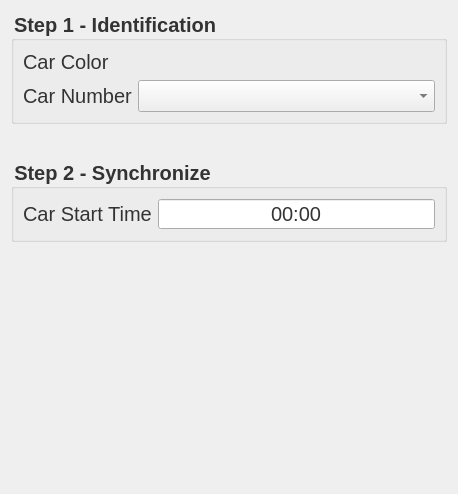
Old version of the form widgets/GPSForm.ui in the repository bluemellophone/gzc-client.
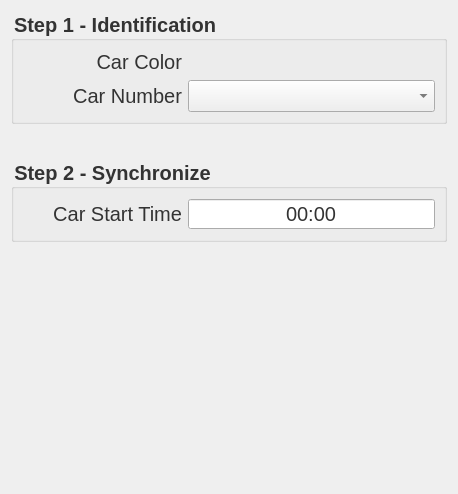
New version of the form.

What changed in the file:
```diff
--- a/widgets/GPSForm.ui
+++ b/widgets/GPSForm.ui
@@ -51,16 +51,34 @@
         </item>
         <item row="1" column="0">
          <widget class="QLabel" name="numer_label">
+          <property name="minimumSize">
+           <size>
+            <width>159</width>
+            <height>0</height>
+           </size>
+          </property>
           <property name="text">
            <string>Car Number</string>
           </property>
+          <property name="alignment">
+           <set>Qt::AlignRight|Qt::AlignTrailing|Qt::AlignVCenter</set>
+          </property>
          </widget>
         </item>
         <item row="0" column="0">
          <widget class="QLabel" name="color_label">
+          <property name="minimumSize">
+           <size>
+            <width>159</width>
+            <height>0</height>
+           </size>
+          </property>
           <property name="text">
            <string>Car Color</string>
           </property>
+          <property name="alignment">
+           <set>Qt::AlignRight|Qt::AlignTrailing|Qt::AlignVCenter</set>
+          </property>
          </widget>
         </item>
         <item row="1" column="1">
@@ -116,9 +134,18 @@
         </property>
         <item row="0" column="0">
          <widget class="QLabel" name="time_label">
+          <property name="minimumSize">
+           <size>
+            <width>159</width>
+            <height>0</height>
+           </size>
+          </property>
           <property name="text">
            <string>Car Start Time</string>
           </property>
+          <property name="alignment">
+           <set>Qt::AlignRight|Qt::AlignTrailing|Qt::AlignVCenter</set>
+          </property>
          </widget>
         </item>
         <item row="0" column="1">
```
